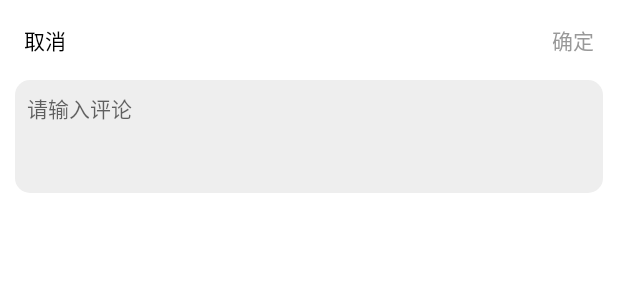
After one commit to c786909486/DialogLibrary, an Android app: the layout dialog_comment_layout.xml on its own in the app's theme, with its tools: preview values and no code run, on a phone screen of 412 x 824 dp. The commit adds this screen. Shown: the top 300 px of the screen. Run offline under Robolectric (Android 15) with nearby library versions, the phone set to English and light mode, and no system bars.

Commit message:
添加底部评论栏

```diff
--- a/app/src/main/res/layout/activity_main.xml
+++ b/app/src/main/res/layout/activity_main.xml
@@ -35,6 +35,8 @@
                 android:text="复选对话框"
                 />
             <Button
+                android:id="@+id/btn_5"
+                android:text="评论栏"
                 android:layout_width="match_parent"
                 android:layout_height="wrap_content"
                />
--- a/app/src/main/res/values/styles.xml
+++ b/app/src/main/res/values/styles.xml
@@ -20,4 +20,9 @@
         <!--是否模糊-->
         <item name="android:backgroundDimEnabled">true</item>
     </style>
+
+    <style name="dialogAnim" parent="android:Animation">
+        <item name="android:windowEnterAnimation">@anim/dialog_enter_anim</item>
+        <item name="android:windowExitAnimation">@anim/dialog_exit_anim</item>
+    </style>
 </resources>
--- a/quickdialog/src/main/java/axun/com/quickdialog/dialog/MyDialogInterface.java
+++ b/quickdialog/src/main/java/axun/com/quickdialog/dialog/SimpleDialogInterface.java
@@ -7,7 +7,7 @@ import android.content.DialogInterface;
  * Created by Administrator on 2018/2/25.
  */
 
-public class MyDialogInterface {
+public class SimpleDialogInterface {
 
     public interface MyDialogListener {
 
--- /dev/null
+++ b/quickdialog/src/main/res/drawable/input_bg.xml
@@ -0,0 +1,5 @@
+<?xml version="1.0" encoding="utf-8"?>
+<shape xmlns:android="http://schemas.android.com/apk/res/android">
+    <corners android:radius="10dp"/>
+    <solid android:color="#eeeeee"/>
+</shape>
--- /dev/null
+++ b/quickdialog/src/main/res/layout/dialog_comment_layout.xml
@@ -0,0 +1,42 @@
+<?xml version="1.0" encoding="utf-8"?>
+<LinearLayout xmlns:android="http://schemas.android.com/apk/res/android"
+    android:orientation="vertical" android:layout_width="match_parent"
+    android:layout_height="match_parent"
+    android:background="#ffffff">
+
+    <RelativeLayout
+        android:layout_width="match_parent"
+        android:layout_height="wrap_content">
+        <TextView
+            android:id="@+id/cancle_btn"
+            android:layout_width="wrap_content"
+            android:layout_height="wrap_content"
+            android:layout_margin="16dp"
+            android:text="取消"
+            android:textSize="14sp"
+            android:textColor="#000000"/>
+        <TextView
+            android:id="@+id/apply_btn"
+            android:layout_width="wrap_content"
+            android:layout_height="wrap_content"
+            android:layout_margin="16dp"
+            android:text="确定"
+            android:textSize="14sp"
+            android:textColor="#999999"
+            android:layout_alignParentRight="true"/>
+    </RelativeLayout>
+    <EditText
+        android:id="@+id/comment_input"
+        android:layout_width="match_parent"
+        android:layout_height="75dp"
+        android:background="@drawable/input_bg"
+        android:layout_marginRight="10dp"
+        android:layout_marginLeft="10dp"
+        android:padding="8dp"
+        android:hint="请输入评论"
+        android:textSize="14sp"
+        android:gravity="top"
+
+        />
+
+</LinearLayout>
```
Also changed, not shown: app/src/main/java/axun/com/dialoglibrary/MainActivity.java (+65 -20 lines), app/src/main/res/anim/dialog_enter_anim.xml (added, +8 -0 lines), app/src/main/res/anim/dialog_exit_anim.xml (added, +8 -0 lines), quickdialog/src/main/java/axun/com/quickdialog/dialog/QuickDialog.java (added, +82 -0 lines), quickdialog/src/main/java/axun/com/quickdialog/dialog/SimpleDialog.java (+46 -22 lines).
